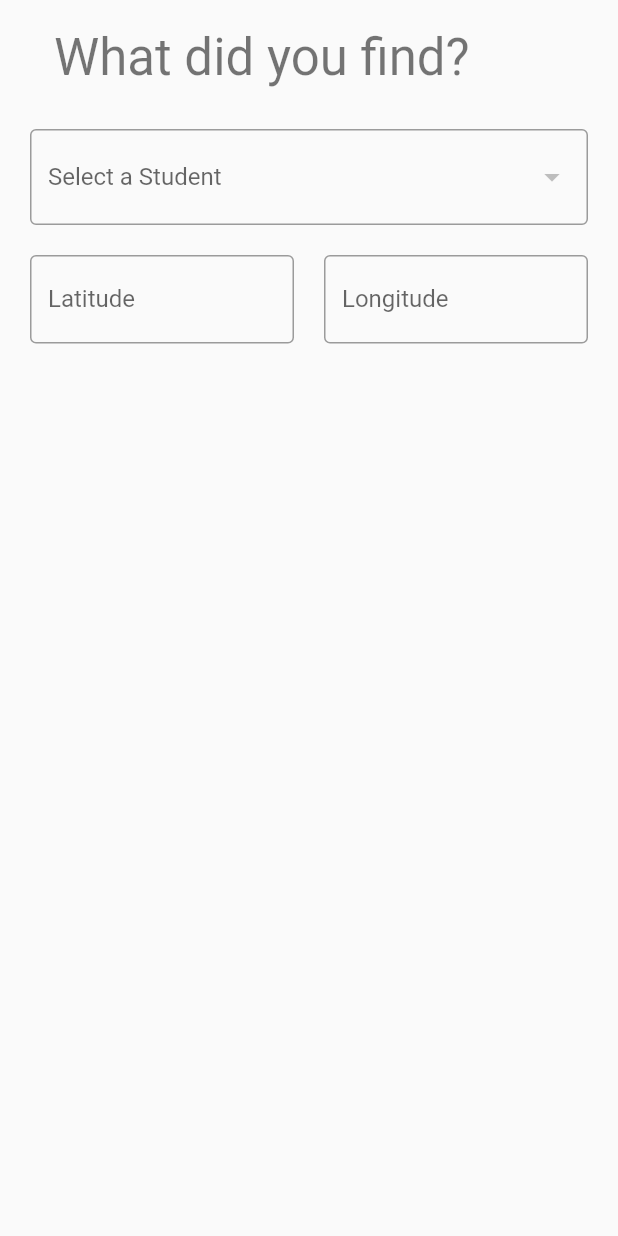
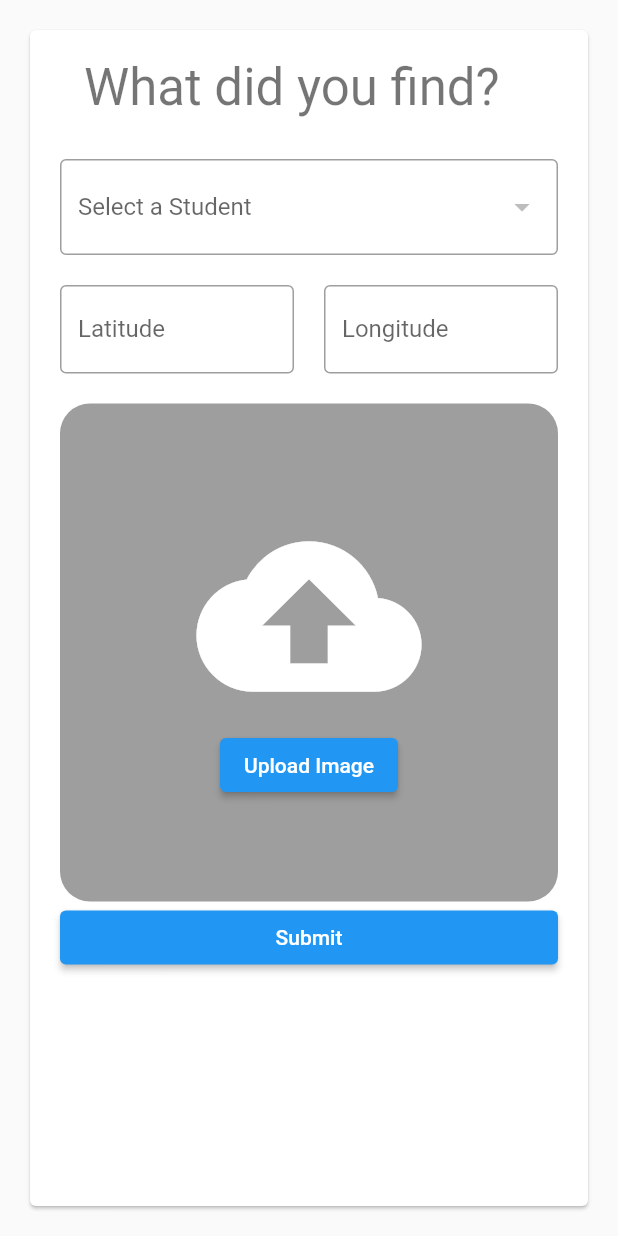
Before and after one commit to emilyayu/emilyayu.github.io, a Flutter app: the ProjectEntryScreen widget shown alone on an empty page, opened directly with empty values, on a phone screen of 412 x 824 dp. Run offline on Flutter 3.47's test engine with Material 2 defaults, Android fonts, the phone set to English and light mode, and no system bars; network calls fail.

Commit message:
Input validation, skeleton for image picker

```diff
--- a/student_application/lib/screens/project-entry-screen.dart
+++ b/student_application/lib/screens/project-entry-screen.dart
@@ -1,4 +1,3 @@
-
 import 'package:flutter/material.dart';
 import 'package:flutter/services.dart';
 
@@ -17,32 +16,39 @@ class ProjectEntryScreen extends StatefulWidget {
   }
 }
 
-// Create a corresponding State class.
-// This class holds data related to the form.
 class ProjectEntryScreenState extends State<ProjectEntryScreen> {
-  // Create a global key that uniquely identifies the Form widget
-  // and allows validation of the form.
-  //
-  // Note: This is a GlobalKey<FormState>,
-  // not a GlobalKey<ProjectEntryScreenState>.
   final _formKey = GlobalKey<FormState>();
+
+  String _IDUsers = '';
+  String _latitude = '';
+  String _longitude = '';
+
+  void _onSubmit() async {
+    if (_formKey.currentState!.validate()) {
+      _formKey.currentState?.save(); // Save form
+    }
+  }
+
   @override
   Widget build(BuildContext context) {
     List<DropdownMenuItem<String>> dropdownList = [];
-    widget.studentList.forEach(
-      (element) => {
+    widget.studentList.forEach((element) => {
           dropdownList.add(
-          DropdownMenuItem<String>(child: Text(element.FirstName + ' ' + element.LastName), value: element.IDUser.toString()),
+            DropdownMenuItem<String>(
+                child: Text(element.FirstName + ' ' + element.LastName),
+                value: element.IDUser.toString()),
           )
-      }
-    );
+        });
     // Build a Form widget using the _formKey created above.
     return SafeArea(
       child: Center(
+        child: Card(
+          margin: EdgeInsets.all(20.0),
           child: Form(
               key: _formKey,
+              child: Padding(
+                padding: const EdgeInsets.fromLTRB(20.0, 10.0, 20.0, 10.0),
                 child: ListView(
-              padding: EdgeInsets.fromLTRB(20.0, 10.0, 20.0, 10.0),
                   children: <Widget>[
                     ListTile(
                       leading: Text(
@@ -57,55 +63,126 @@ class ProjectEntryScreenState extends State<ProjectEntryScreen> {
                     DropdownButtonFormField(
                         decoration: InputDecoration(
                             labelText: 'Select a Student',
-                        border: OutlineInputBorder()
-                      ),
+                            border: OutlineInputBorder()),
                         items: dropdownList,
-                      onChanged: (_){}
+                        validator: (value) {
+                          if (value == null || value.isEmpty) {
+                            return 'Select a student.';
+                          }
+                          return null;
+                        },
+                        onChanged: (value) {
+                          setState(() {
+                            _IDUsers = value.toString();
+                         });
+                        },
                     ),
                     SizedBox(
                       width: 20,
                       height: 20,
                     ),
-                  Flexible(
-                    flex: 2,
-                    child: Row(
+                    Row(
                       children: [
-                        Flexible(
+                        Expanded(
                           child: TextFormField(
-                            keyboardType: TextInputType.numberWithOptions(decimal: true),
+                            keyboardType: TextInputType.numberWithOptions(
+                                signed: true, decimal: true),
                             textInputAction: TextInputAction.next,
                             inputFormatters: [
-                                FilteringTextInputFormatter.allow(RegExp('[0-9.,]'))
+                              FilteringTextInputFormatter.allow(
+                                  RegExp('[0-9.-]'))
                             ],
+                            validator: (value) {
+                              if (value == null || value.isEmpty) {
+                                return 'Enter latitude.';
+                              }
+
+                              if (-90 <= double.parse(value) &&
+                                  double.parse(value) <= 90) {
+                                return 'Enter value between -90 and 90.';
+                              }
+
+                              return null;
+                            },
+                            onSaved: (value) {
+                              setState(() {
+                                _latitude = value.toString();
+                              });
+                            },
                             decoration: InputDecoration(
                                 labelText: 'Latitude',
-                              border: OutlineInputBorder()
-                              ),
+                                border: OutlineInputBorder()),
                           ),
                         ),
                         SizedBox(
                           width: 20,
                           height: 20,
                         ),
-                        Flexible(
+                        Expanded(
                           child: TextFormField(
-                            keyboardType: TextInputType.numberWithOptions(decimal: true),
+                            keyboardType: TextInputType.numberWithOptions(
+                                signed: true, decimal: true),
                             textInputAction: TextInputAction.next,
                             inputFormatters: [
-                              FilteringTextInputFormatter.allow(RegExp('[0-9.,]'))
+                              FilteringTextInputFormatter.allow(
+                                  RegExp('[0-9.-]'))
                             ],
+                            validator: (value) {
+                              if (value == null || value.isEmpty) {
+                                return 'Enter longitude.';
+                              }
+
+                              if (-180 <= double.parse(value) &&
+                                  double.parse(value) <= 180) {
+                                return 'Enter value between -90 and 90.';
+                              }
+
+                              return null;
+                            },
+                            onSaved: (value) {
+                              setState(() {
+                                _longitude = value.toString();
+                              });
+                            },
                             decoration: InputDecoration(
                                 labelText: 'Longitude',
-                            border: OutlineInputBorder()
-                            ),
+                                border: OutlineInputBorder()),
                           ),
                         ),
                       ],
                     ),
+                    SizedBox(
+                      width: 20,
+                      height: 20,
+                    ),
+                    AspectRatio(
+                      aspectRatio: 1,
+                      child: Container(
+                        decoration: BoxDecoration(
+                            color: Colors.grey,
+                            borderRadius:
+                                BorderRadius.all(Radius.circular(20))),
+                        child: Column(
+                          mainAxisAlignment: MainAxisAlignment.center,
+                          children: [
+                            Icon(
+                              Icons.cloud_upload,
+                              color: Colors.white,
+                              size: 150,
+                            ),
+                            ElevatedButton(
+                              child: Text("Upload Image"),
+                              onPressed: () {},
                             )
-
                           ],
+                        ),
+                      ),
+                    ),
+                    ElevatedButton(onPressed: _onSubmit, child: Text('Submit'))
+                  ],
+                ),
               )),
+        ),
       ),
     );
   }
--- a/student_application/pubspec.yaml
+++ b/student_application/pubspec.yaml
@@ -16,6 +16,7 @@ dependencies:
   provider: ^6.0.0
   google_fonts: ^4.0.3
   http: ^0.13.5
+  image_picker: ^0.8.7
 
 dev_dependencies:
   flutter_test:
```
Also changed, not shown: student_application/pubspec.lock, 2 other files. Lines whose indentation alone changed are shown as unchanged.
